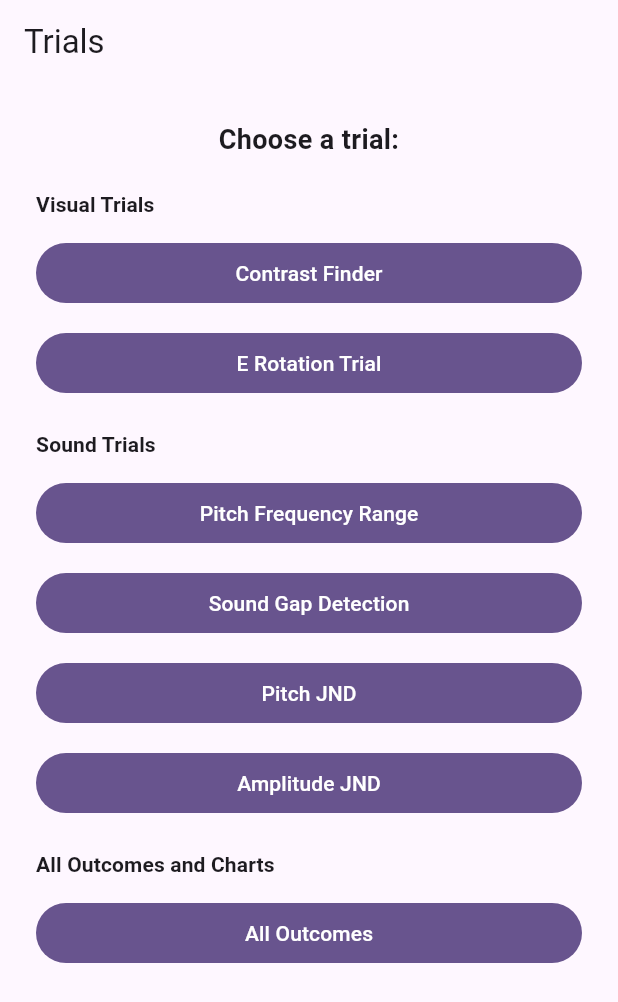
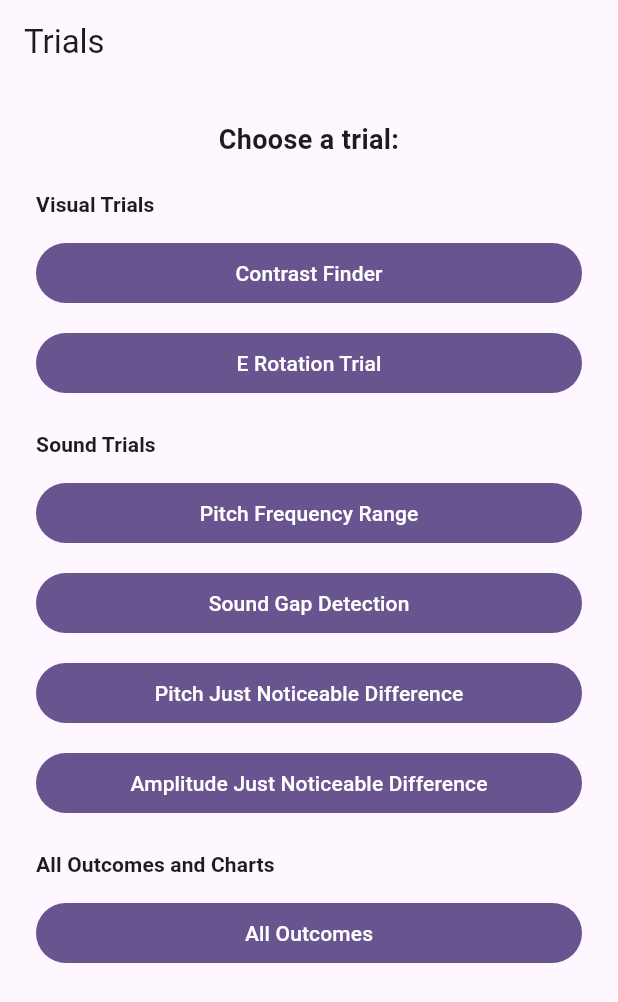
Before and after one commit to cmdor/human_sensing_benchmarks, a Flutter app: the screen it shows after launch, on a phone screen of 412 x 824 dp. Shown: the top 1002 px of the screen. Run offline on Flutter 3.47's test engine with Material 3 defaults, Android fonts, the phone set to English and light mode, and no system bars; our stand-ins replace pdf, printing, shared_preferences; missing offline and left inert: dart:html, flutter_soloud.

Commit message:
feat: cleanup some stuff

```diff
--- a/lib/main.dart
+++ b/lib/main.dart
@@ -131,7 +131,7 @@ class TrialHomePage extends StatelessWidget {
                       ),
                     );
                   },
-                  child: const Text('Pitch JND'),
+                  child: const Text('Pitch Just Noticeable Difference'),
                 ),
                 const SizedBox(height: 12),
                 FilledButton(
@@ -142,7 +142,7 @@ class TrialHomePage extends StatelessWidget {
                       ),
                     );
                   },
-                  child: const Text('Amplitude JND'),
+                  child: const Text('Amplitude Just Noticeable Difference'),
                 ),
                 const SizedBox(height: 20),
                 Text('All Outcomes and Charts', style: _sectionTitle(context)),
--- a/lib/sight/outcomes_page.dart
+++ b/lib/sight/outcomes_page.dart
@@ -145,8 +145,8 @@ String _sessionMetricsLine(StoredSession s) {
 String _trialExperimentShortLabel(StoredSession session) {
   return switch (_inferExperimentKind(session)) {
     _InferredExperimentKind.soundGap => 'Sound Gap Detection',
-    _InferredExperimentKind.pitchJnd => 'Pitch JND',
-    _InferredExperimentKind.amplitudeJnd => 'Amplitude JND',
+    _InferredExperimentKind.pitchJnd => 'Pitch Just Noticeable Difference',
+    _InferredExperimentKind.amplitudeJnd => 'Amplitude Just Noticeable Difference',
     _InferredExperimentKind.contrastFinder => 'Contrast Finder',
     _InferredExperimentKind.eRotation => 'E Rotation Trial',
     _InferredExperimentKind.pitchFrequencyRange => 'Pitch Frequency Range',
--- a/lib/sound/amplitude_jnd.dart
+++ b/lib/sound/amplitude_jnd.dart
@@ -289,7 +289,7 @@ class _AmplitudeJndPageState extends State<AmplitudeJndPage> {
       mergeExperimentIntoSummary(
         _runner.summaryJson(),
         experimentKind: kExperimentAmplitudeJnd,
-        experimentTitle: 'Amplitude JND',
+        experimentTitle: 'Amplitude Just Noticeable Difference',
       ),
     );
   }
@@ -339,7 +339,7 @@ class _AmplitudeJndPageState extends State<AmplitudeJndPage> {
         : null;
 
     return Scaffold(
-      appBar: AppBar(title: const Text('Amplitude JND')),
+      appBar: AppBar(title: const Text('Amplitude Just Noticeable Difference')),
       body: Center(
         child: SingleChildScrollView(
           padding: const EdgeInsets.all(24),
--- a/lib/sound/pitch_jnd.dart
+++ b/lib/sound/pitch_jnd.dart
@@ -274,7 +274,7 @@ class _PitchJndPageState extends State<PitchJndPage> {
       mergeExperimentIntoSummary(
         _runner.summaryJson(),
         experimentKind: kExperimentPitchJnd,
-        experimentTitle: 'Pitch JND',
+        experimentTitle: 'Pitch Just Noticeable Difference',
       ),
     );
   }
@@ -304,7 +304,7 @@ class _PitchJndPageState extends State<PitchJndPage> {
   @override
   Widget build(BuildContext context) {
     return Scaffold(
-      appBar: AppBar(title: const Text('Pitch JND')),
+      appBar: AppBar(title: const Text('Pitch Just Noticeable Difference')),
       body: Center(
         child: SingleChildScrollView(
           padding: const EdgeInsets.all(24),
```
Also changed, not shown: lib/utils/trial_widgets.dart (+75 -50 lines).
